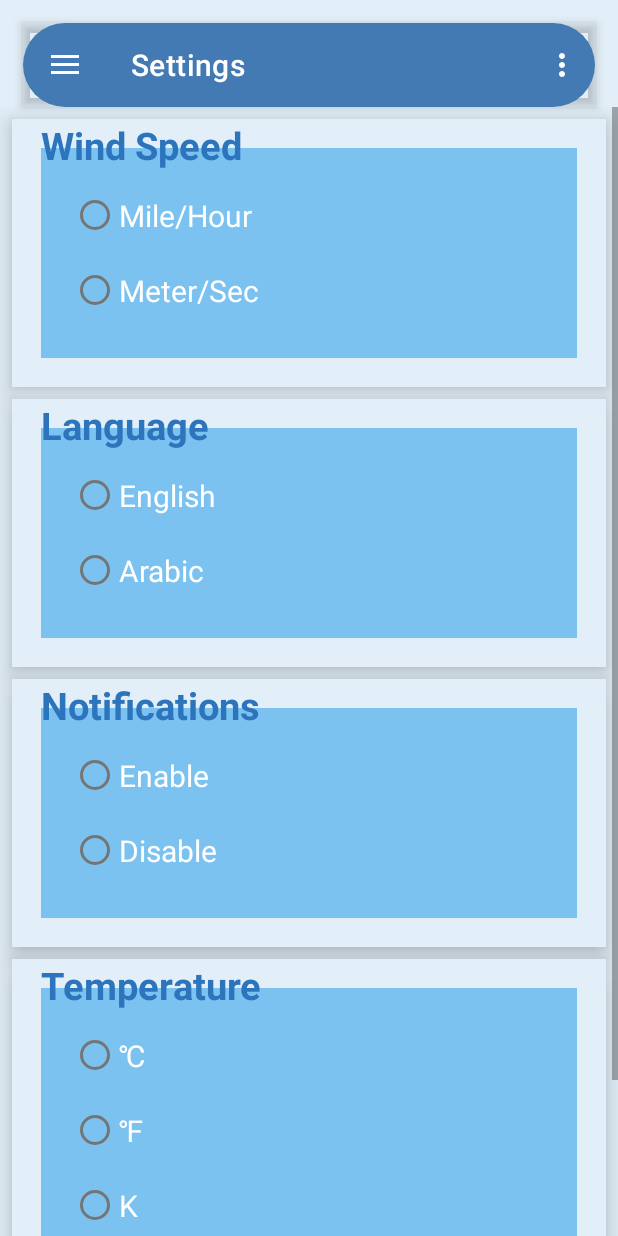
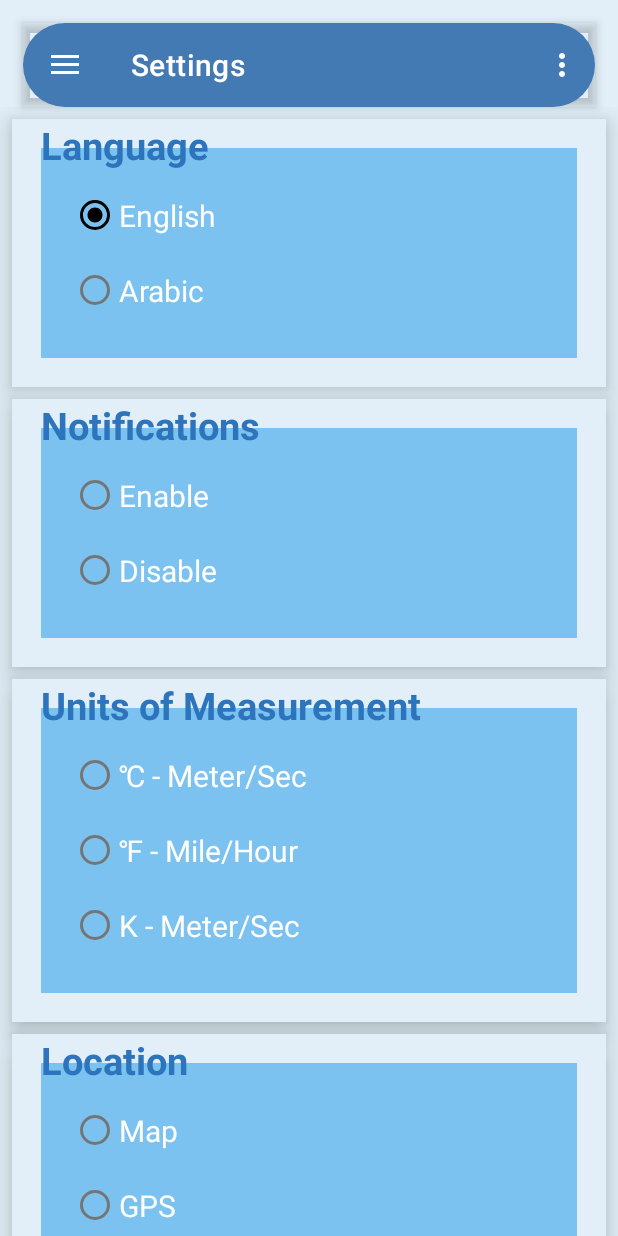
Before and after one commit to alaagawish/Weather, an Android app: the screen it shows after launch (MainActivity), in the side drawer, after a tap on "Settings", on a phone screen of 412 x 824 dp. Run offline under Robolectric (Android 15) with nearby library versions, the phone set to English and light mode, and no system bars; our stand-ins replace Picasso, navigation-ui; network calls fail; pictures from the network do not load; 1 statement that could not run was skipped.

Commit message:
OneCall api and measurement units in settings

```diff
--- a/app/src/main/java/eg/gov/iti/jets/kotlin/weather/home/view/HomeFragment.kt
+++ b/app/src/main/java/eg/gov/iti/jets/kotlin/weather/home/view/HomeFragment.kt
@@ -25,6 +25,7 @@ import kotlinx.coroutines.launch
 import java.text.SimpleDateFormat
 import java.util.*
 import java.util.logging.SimpleFormatter
+import kotlin.math.ceil
 
 class HomeFragment : Fragment() {
     private val TAG = "HomeFragment"
@@ -73,7 +74,8 @@ class HomeFragment : Fragment() {
                         binding.progressBar.visibility = View.GONE
                         binding.homeConstraintLayout.visibility = View.VISIBLE
                         binding.cityNameTextView.text = result.oneCall.timezone
-                        binding.temperatureTextView.text = result.oneCall.current.temp.toString()
+                        binding.temperatureTextView.text =
+                            ceil(result.oneCall.current.temp).toInt().toString()
                         binding.descriptionTextView.text =
                             result.oneCall.current.weather.get(0).description
                         binding.highLowTemperatureTextView.text = "Sunrise: ${
@@ -103,7 +105,7 @@ class HomeFragment : Fragment() {
                         ).toString()
                         daysAdapter.submitList(result.oneCall.daily)
                         hoursAdapter.submitList(result.oneCall.hourly)
-                        binding.cloudValueTextView.text ="${result.oneCall.current.clouds}%"
+                        binding.cloudValueTextView.text = "${result.oneCall.current.clouds}%"
                         binding.windValueTextView.text =
                             result.oneCall.current.wind_speed.toString()
                         binding.pressureValueTextView.text =
--- a/app/src/main/java/eg/gov/iti/jets/kotlin/weather/home/viewmodel/HomeViewModel.kt
+++ b/app/src/main/java/eg/gov/iti/jets/kotlin/weather/home/viewmodel/HomeViewModel.kt
@@ -1,10 +1,7 @@
 package eg.gov.iti.jets.kotlin.weather.home.viewmodel
 
-import androidx.lifecycle.LiveData
-import androidx.lifecycle.MutableLiveData
 import androidx.lifecycle.ViewModel
 import androidx.lifecycle.viewModelScope
-import eg.gov.iti.jets.kotlin.weather.model.Forecast
 import eg.gov.iti.jets.kotlin.weather.model.RepositoryInterface
 import eg.gov.iti.jets.kotlin.weather.network.APIState
 import kotlinx.coroutines.flow.MutableStateFlow
@@ -16,12 +13,12 @@ class HomeViewModel(private val repositoryInterface: RepositoryInterface) : View
     val forecastStateFlow = MutableStateFlow<APIState>(APIState.Waiting)
 
     init {
-        getForecastData(30.0, 30.0)
+        getForecastData(30.0, 30.0, lang = "ar", unit = "metric")
     }
 
-    fun getForecastData(lat: Double, lon: Double) {
+    fun getForecastData(lat: Double, lon: Double,unit:String="standard",lang:String="en") {
         viewModelScope.launch {
-            repositoryInterface.getOneCallRemote(lat, lon)
+            repositoryInterface.getOneCallRemote(lat, lon,unit,lang)
                 .catch { e -> forecastStateFlow.value = APIState.Failure(e) }
                 .collect { data -> forecastStateFlow.value = APIState.Success(data) }
         }
--- a/app/src/main/java/eg/gov/iti/jets/kotlin/weather/model/Repository.kt
+++ b/app/src/main/java/eg/gov/iti/jets/kotlin/weather/model/Repository.kt
@@ -23,11 +23,11 @@ class Repository private constructor(
         }
     }
 
-    override suspend fun getForecastRemote(lat: Double, lon: Double) =
-        flowOf(remoteSource.getDayForecastByNetwork(lat, lon))
+//    override suspend fun getForecastRemote(lat: Double, lon: Double) =
+//        flowOf(remoteSource.getDayForecastByNetwork(lat, lon))
 
-    override suspend fun getOneCallRemote(lat: Double, lon: Double) =
-        flowOf(remoteSource.getOneCallByNetwork(lat, lon))
+    override suspend fun getOneCallRemote(lat: Double, lon: Double,unit:String,lang:String) =
+        flowOf(remoteSource.getOneCallByNetwork(lat, lon,unit,lang))
 
 
 }
--- a/app/src/main/java/eg/gov/iti/jets/kotlin/weather/model/RepositoryInterface.kt
+++ b/app/src/main/java/eg/gov/iti/jets/kotlin/weather/model/RepositoryInterface.kt
@@ -3,7 +3,12 @@ package eg.gov.iti.jets.kotlin.weather.model
 import kotlinx.coroutines.flow.Flow
 
 interface RepositoryInterface {
-    suspend fun getForecastRemote(lat: Double, lon: Double): Flow<Forecast>
-    suspend fun getOneCallRemote(lat: Double, lon: Double): Flow<OneCall>
+    //    suspend fun getForecastRemote(lat: Double, lon: Double): Flow<Forecast>
+    suspend fun getOneCallRemote(
+        lat: Double,
+        lon: Double,
+        unit: String,
+        lang: String
+    ): Flow<OneCall>
 
 }
--- a/app/src/main/java/eg/gov/iti/jets/kotlin/weather/network/DayClient.kt
+++ b/app/src/main/java/eg/gov/iti/jets/kotlin/weather/network/DayClient.kt
@@ -16,9 +16,9 @@ class DayClient private constructor() : RemoteSource {
         }
     }
 
-    override suspend fun getDayForecastByNetwork(lat: Double, lon: Double) =
-        dayService.getForecast(lat, lon)
+//    override suspend fun getDayForecastByNetwork(lat: Double, lon: Double) =
+//        dayService.getForecast(lat, lon)
 
-    override suspend fun getOneCallByNetwork(lat: Double, lon: Double) =
-        dayService.getOneCall(lat, lon)
+    override suspend fun getOneCallByNetwork(lat: Double, lon: Double, unit: String, lang: String) =
+        dayService.getOneCall(lat, lon, unit, lang)
 }
--- a/app/src/main/java/eg/gov/iti/jets/kotlin/weather/network/DayService.kt
+++ b/app/src/main/java/eg/gov/iti/jets/kotlin/weather/network/DayService.kt
@@ -1,7 +1,6 @@
 package eg.gov.iti.jets.kotlin.weather.network
 
 
-import eg.gov.iti.jets.kotlin.weather.model.Forecast
 import eg.gov.iti.jets.kotlin.weather.model.OneCall
 import retrofit2.Response
 import retrofit2.http.GET
@@ -12,10 +11,15 @@ import retrofit2.http.Query
 interface DayService {
     //    @GET("forecast?lat={lat}&lon={lon}&appid=3968301fd964c3b3a958dc7f3257d9f0")
 //    suspend fun getForecast(@Path("lat") lat: Double, @Path("lon") lon: Double): Forecast
-    @GET("forecast?appid=3968301fd964c3b3a958dc7f3257d9f0")
-    suspend fun getForecast(@Query("lat") lat: Double, @Query("lon") lon: Double): Forecast
+//    @GET("forecast?appid=3968301fd964c3b3a958dc7f3257d9f0")
+//    suspend fun getForecast(@Query("lat") lat: Double, @Query("lon") lon: Double): Forecast
 
     @GET("onecall?appid=3968301fd964c3b3a958dc7f3257d9f0&exclude=minutely")
-    suspend fun getOneCall(@Query("lat") lat: Double, @Query("lon") lon: Double): OneCall
+    suspend fun getOneCall(
+        @Query("lat") lat: Double,
+        @Query("lon") lon: Double,
+        @Query("units") units: String,
+        @Query("lang") lang: String
+    ): OneCall
 
 }
--- a/app/src/main/java/eg/gov/iti/jets/kotlin/weather/network/RemoteSource.kt
+++ b/app/src/main/java/eg/gov/iti/jets/kotlin/weather/network/RemoteSource.kt
@@ -1,9 +1,8 @@
 package eg.gov.iti.jets.kotlin.weather.network
 
-import eg.gov.iti.jets.kotlin.weather.model.Forecast
 import eg.gov.iti.jets.kotlin.weather.model.OneCall
 
 interface RemoteSource {
-    suspend fun getDayForecastByNetwork(lat: Double, lon: Double): Forecast
-    suspend fun getOneCallByNetwork(lat: Double, lon: Double): OneCall
+    //    suspend fun getDayForecastByNetwork(lat: Double, lon: Double): Forecast
+    suspend fun getOneCallByNetwork(lat: Double, lon: Double, unit: String, lang: String): OneCall
 }
--- a/app/src/main/res/layout/day_item.xml
+++ b/app/src/main/res/layout/day_item.xml
@@ -22,6 +22,7 @@
             android:layout_gravity="center"
             android:layout_weight="1"
             android:gravity="center"
+            android:padding="4dp"
             android:text="@string/tomorrow"
             android:textColor="@color/white"
             android:textSize="20sp" />
@@ -29,7 +30,7 @@
         <ImageView
             android:id="@+id/dayWeatherIconImageView"
             android:layout_width="70dp"
-            android:layout_height="30dp"
+            android:layout_height="50dp"
             android:layout_gravity="center"
             android:layout_weight="1"
             android:src="@drawable/weather" />
@@ -40,6 +41,7 @@
             android:layout_height="wrap_content"
             android:layout_gravity="center"
             android:layout_weight="1"
+            android:padding="4dp"
             android:text="@string/description"
             android:textColor="@color/white"
             android:textSize="16sp" />
@@ -50,6 +52,7 @@
             android:layout_height="wrap_content"
             android:layout_gravity="center"
             android:layout_weight="1"
+            android:padding="4dp"
             android:text="@string/range_temperature"
             android:textColor="@color/white"
             android:textSize="16sp" />
--- a/app/src/main/res/layout/fragment_settings.xml
+++ b/app/src/main/res/layout/fragment_settings.xml
@@ -13,7 +13,7 @@
         android:layout_height="wrap_content">
 
         <RelativeLayout
-            android:id="@+id/wind"
+            android:id="@+id/language"
             android:layout_width="0dp"
             android:layout_height="wrap_content"
             android:layout_margin="8dp"
@@ -22,68 +22,6 @@
             app:layout_constraintEnd_toEndOf="parent"
             app:layout_constraintStart_toStartOf="parent"
             app:layout_constraintTop_toTopOf="parent">
-
-            <RelativeLayout
-                android:layout_width="match_parent"
-                android:layout_height="wrap_content"
-                android:layout_margin="19dp"
-                android:background="@color/light_blue"
-                android:orientation="vertical"
-                android:padding="20dp">
-
-                <RadioGroup
-                    android:id="@+id/windSpeedMeasureRadioGroup"
-                    android:layout_width="match_parent"
-                    android:layout_height="wrap_content"
-                    android:layout_alignParentTop="true"
-                    android:layout_centerHorizontal="true"
-                    android:layout_gravity="center">
-
-                    <RadioButton
-                        android:id="@+id/milePerHourRadioButton"
-                        android:layout_width="match_parent"
-                        android:layout_height="50dp"
-                        android:checked="false"
-                        android:text="@string/m_hour"
-                        android:textColor="@color/white"
-                        android:textSize="20sp" />
-
-                    <RadioButton
-                        android:id="@+id/meterPerSecRadioButton"
-                        android:layout_width="match_parent"
-                        android:layout_height="50dp"
-                        android:checked="false"
-                        android:text="@string/m_sec"
-                        android:textColor="@color/white"
-                        android:textSize="20sp" />
-
-
-                </RadioGroup>
-
-            </RelativeLayout>
-
-            <TextView
-                android:layout_width="wrap_content"
-                android:layout_height="wrap_content"
-                android:layout_marginStart="19dp"
-                android:backgroundTint="@color/transparent"
-                android:text="@string/wind_speed"
-                android:textColor="@color/blue"
-                android:textSize="25sp"
-                android:textStyle="bold" />
-
-        </RelativeLayout>
-
-        <RelativeLayout
-            android:id="@+id/language"
-            android:layout_width="0dp"
-            android:layout_height="wrap_content"
-            android:layout_margin="8dp"
-            android:background="@color/lighter_blue"
-            android:elevation="10dp"
-            app:layout_constraintEnd_toEndOf="parent"
-            app:layout_constraintStart_toStartOf="parent"
-            app:layout_constraintTop_toBottomOf="@+id/wind">
 
             <RelativeLayout
                 android:layout_width="match_parent"
@@ -105,7 +43,7 @@
                         android:id="@+id/englishRadioButton"
                         android:layout_width="match_parent"
                         android:layout_height="50dp"
-                        android:checked="false"
+                        android:checked="true"
                         android:text="@string/english"
                         android:textColor="@color/white"
                         android:textSize="20sp" />
--- a/app/src/main/res/values/strings.xml
+++ b/app/src/main/res/values/strings.xml
@@ -35,7 +35,7 @@
     <string name="visibility_value">1000m</string>
     <string name="uv">Ultra-Violet</string>
     <string name="uv_value">0.0</string>
-    <string name="temperature_txt">Temperature</string>
+    <string name="temperature_txt">Units of Measurement</string>
     <string name="wind_speed">Wind Speed</string>
     <string name="location">Location</string>
     <string name="language">Language</string>
@@ -44,9 +44,9 @@
     <string name="gps">GPS</string>
     <string name="m_sec">Meter/Sec</string>
     <string name="m_hour">Mile/Hour</string>
-    <string name="celsius">℃</string>
-    <string name="fahrenheit">℉</string>
-    <string name="kelvin">K</string>
+    <string name="celsius">℃ - Meter/Sec</string>
+    <string name="fahrenheit">℉ - Mile/Hour</string>
+    <string name="kelvin">K - Meter/Sec</string>
     <string name="enable">Enable</string>
     <string name="disable">Disable</string>
     <string name="english">English</string>
```
Also changed, not shown: app/src/main/AndroidManifest.xml (+10 -10 lines), app/src/main/java/eg/gov/iti/jets/kotlin/weather/home/view/DaysAdapter.kt (+5 -3 lines), app/src/main/java/eg/gov/iti/jets/kotlin/weather/home/view/HoursAdapter.kt (+4 -4 lines), app/src/main/java/eg/gov/iti/jets/kotlin/weather/model/Models.kt (+74 -74 lines), app/src/main/res/layout/activity_onboarding.xml (+6 -59 lines), app/src/main/res/layout/fragment_home.xml (+38 -38 lines).
